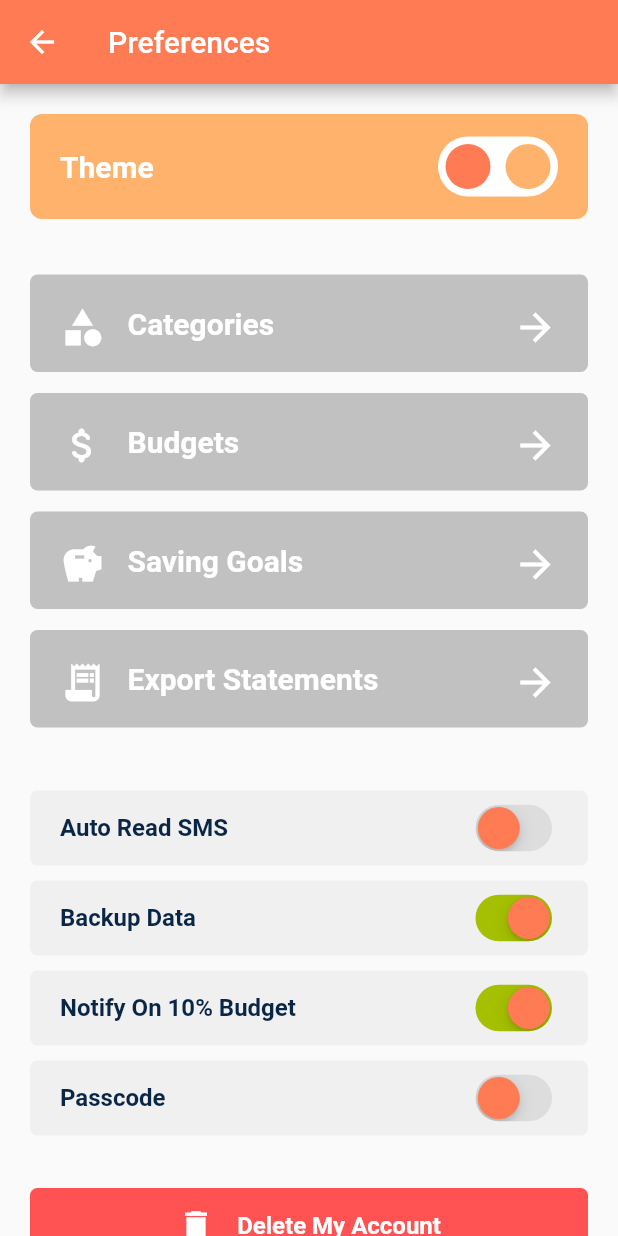
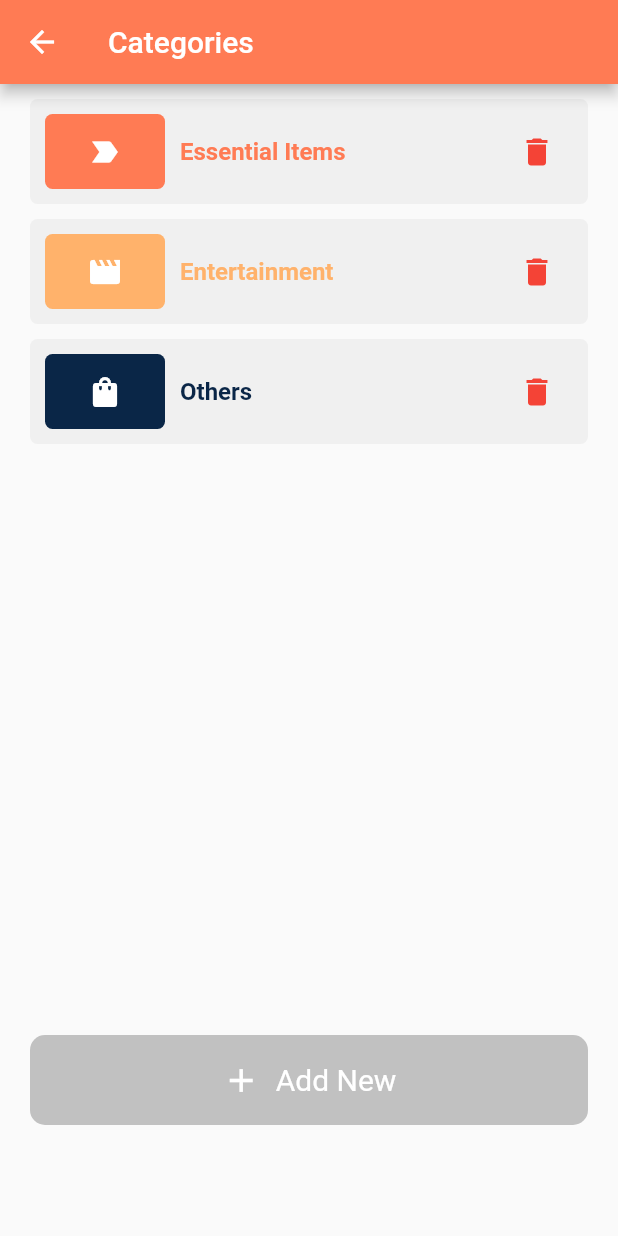
Before and after one commit to BluFin-Designs/Invox-App, a Flutter app: the Preferences screen opened by its route, after a tap on "Categories", on a phone screen of 412 x 824 dp. Run offline on Flutter 3.47's test engine with Material 2 defaults, Android fonts, the phone set to English and light mode, and no system bars; our stand-ins replace carousel_slider, fl_chart, hive, hive_flutter; accounts and stored records are empty.

Commit message:
Categories Page Done

```diff
--- /dev/null
+++ b/invox/lib/Views/Screens/Categories_Screen.dart
@@ -0,0 +1,180 @@
+import 'package:flutter/material.dart';
+
+import '../../utils/CategoriesData.dart';
+import '../Widgets/CategoryAdd_PopUp.dart';
+
+class CategoriesPage extends StatefulWidget {
+  static const routeName = '/categories';
+
+  const CategoriesPage({Key? key}) : super(key: key);
+
+  @override
+  State<CategoriesPage> createState() => _CategoriesPageState();
+}
+
+class _CategoriesPageState extends State<CategoriesPage> {
+  void _refreshPage() {
+    setState(() {});
+  }
+
+  @override
+  Widget build(BuildContext context) {
+    return Scaffold(
+      appBar: AppBar(
+        title: const Text("Categories"),
+        backgroundColor: Theme.of(context).primaryColor,
+      ),
+      body: Padding(
+        padding: const EdgeInsets.symmetric(
+          vertical: 10.0,
+          horizontal: 20,
+        ),
+        child: Column(
+          children: [
+            SizedBox(
+              height: MediaQuery.of(context).size.height - 200,
+              child: ListView.builder(
+                itemBuilder: (ctx, index) {
+                  return Padding(
+                    padding: const EdgeInsets.only(bottom: 10.0),
+                    child: Container(
+                      width: MediaQuery.of(context).size.width,
+                      height: 70,
+                      decoration: BoxDecoration(
+                        color: const Color(0xffF0F0F0),
+                        borderRadius: BorderRadius.circular(5),
+                      ),
+                      child: Padding(
+                        padding: const EdgeInsets.symmetric(horizontal: 10.0),
+                        child: Row(
+                          mainAxisAlignment: MainAxisAlignment.spaceBetween,
+                          children: [
+                            Row(
+                              children: [
+                                Container(
+                                  height: 50,
+                                  width: 80,
+                                  decoration: BoxDecoration(
+                                    color: Data.allCategories[index]["color"],
+                                    borderRadius: BorderRadius.circular(5),
+                                  ),
+                                  child: Center(
+                                    child: Icon(
+                                      Data.allCategories[index]["icon"],
+                                      color: Colors.white,
+                                    ),
+                                  ),
+                                ),
+                                const SizedBox(
+                                  width: 10,
+                                ),
+                                Text(
+                                  Data.allCategories[index]["title"],
+                                  style: TextStyle(
+                                    color: Data.allCategories[index]["color"],
+                                    fontWeight: FontWeight.bold,
+                                    fontSize: 16,
+                                  ),
+                                )
+                              ],
+                            ),
+                            IconButton(
+                              onPressed: () {
+                                setState(() {
+                                  Data.allCategories
+                                      .remove(Data.allCategories[index]);
+                                });
+                              },
+                              icon: const Icon(
+                                Icons.delete,
+                                color: Colors.red,
+                              ),
+                            )
+                          ],
+                        ),
+                      ),
+                    ),
+                  );
+                },
+                itemCount: Data.allCategories.length,
+              ),
+            ),
+            InkWell(
+              child: Container(
+                height: 60,
+                width: MediaQuery.of(context).size.width,
+                decoration: BoxDecoration(
+                  color: const Color(0xffC1C1C1),
+                  borderRadius: BorderRadius.circular(10),
+                ),
+                child: Row(
+                  mainAxisAlignment: MainAxisAlignment.center,
+                  crossAxisAlignment: CrossAxisAlignment.center,
+                  children: const [
+                    Icon(
+                      Icons.add,
+                      color: Colors.white,
+                      size: 26,
+                    ),
+                    SizedBox(
+                      width: 10,
+                    ),
+                    Text(
+                      "Add New",
+                      style: TextStyle(
+                        color: Colors.white,
+                        fontSize: 20,
+                      ),
+                    )
+                  ],
+                ),
+              ),
+              onTap: () {
+                showDialog(
+                  // barrierDismissible: false,
+                  useSafeArea: true,
+                  context: context,
+                  builder: (_) => Dialog(
+                    insetPadding: const EdgeInsets.symmetric(
+                        vertical: 20, horizontal: 10),
+                    shape: RoundedRectangleBorder(
+                      borderRadius: BorderRadius.circular(10),
+                    ),
+                    child: SizedBox(
+                      width: MediaQuery.of(context).size.width - 40,
+                      height: 260,
+                      child: SingleChildScrollView(
+                        child: Column(
+                          children: const <Widget>[
+                            SizedBox(
+                              height: 20,
+                            ),
+                            Text(
+                              "New Category",
+                              style: TextStyle(
+                                color: Color(0xFFFF7B54),
+                                fontWeight: FontWeight.bold,
+                                fontSize: 16,
+                              ),
+                              textAlign: TextAlign.center,
+                            ),
+                            CategoryAddPopUp(),
+                          ],
+                        ),
+                      ),
+                    ),
+                  ),
+                ).then(
+                  (value) => _refreshPage(),
+                );
+              },
+            ),
+            const SizedBox(
+              height: 10,
+            ),
+          ],
+        ),
+      ),
+    );
+  }
+}
--- a/invox/lib/Views/Screens/Preferences_Screen.dart
+++ b/invox/lib/Views/Screens/Preferences_Screen.dart
@@ -1,4 +1,5 @@
 import 'package:flutter/material.dart';
+import 'package:invox/Views/Screens/Categories_Screen.dart';
 
 import '../Widgets/PreferenceButtonWidget.dart';
 import '../Widgets/PreferenceSwitchWidget.dart';
@@ -84,7 +85,9 @@ class Preferences extends StatelessWidget {
               PreferenceButtonWidget(
                 title: "Categories",
                 icon: Icons.category,
-                onClick: () {},
+                onClick: () {
+                  Navigator.of(context).pushNamed(CategoriesPage.routeName);
+                },
               ),
               PreferenceButtonWidget(
                 title: "Budgets",
--- a/invox/lib/main.dart
+++ b/invox/lib/main.dart
@@ -2,8 +2,9 @@ import 'package:flutter/material.dart';
 import "package:hive/hive.dart";
 import 'package:hive_flutter/hive_flutter.dart';
 
-import './Views/Screens/LoginSignUp_Screen.dart';
-import './Views/Screens/HomePage_Screen.dart';
+import '../Views/Screens/Categories_Screen.dart';
+import '../Views/Screens/LoginSignUp_Screen.dart';
+import '../Views/Screens/HomePage_Screen.dart';
 import '../Views/Screens/Profile_Screen.dart';
 import '../Views/Screens/Transaction_Screen.dart';
 import '../Views/Screens/Statistics_Screen.dart';
@@ -37,6 +38,7 @@ class MyApp extends StatelessWidget {
         Statistics.routeName: (ctx) => const Statistics(),
         MyWalletsScreen.routeName: (ctx) => MyWalletsScreen(),
         Preferences.routeName: (ctx) => const Preferences(),
+        CategoriesPage.routeName: (ctx) => const CategoriesPage(),
       },
     );
   }
--- /dev/null
+++ b/invox/lib/utils/CategoriesData.dart
@@ -0,0 +1,21 @@
+import 'package:flutter/material.dart';
+
+class Data {
+  static List<Map<String, dynamic>> allCategories = [
+    {
+      "title": "Essential Items",
+      "icon": Icons.label_important,
+      "color": const Color(0xffFF7B54),
+    },
+    {
+      "title": "Entertainment",
+      "icon": Icons.movie,
+      "color": const Color(0xffFFB26B),
+    },
+    {
+      "title": "Others",
+      "icon": Icons.shopping_bag,
+      "color": const Color(0xff0A2647),
+    },
+  ];
+}
```
Also changed, not shown: invox/lib/Views/Widgets/CategoryAdd_PopUp.dart (added, +255 -0 lines).
